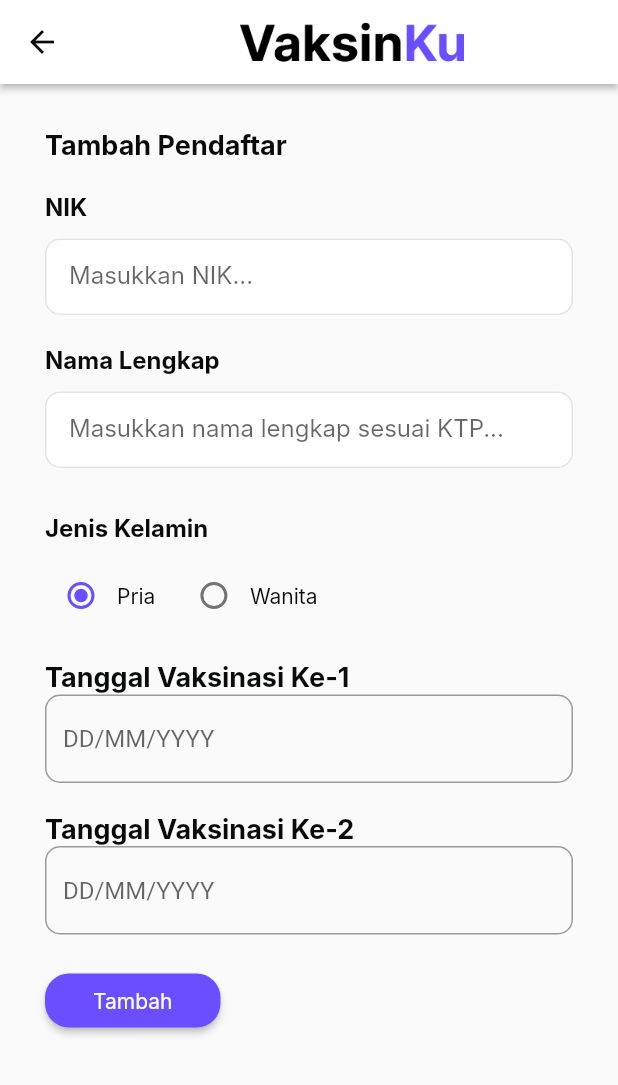
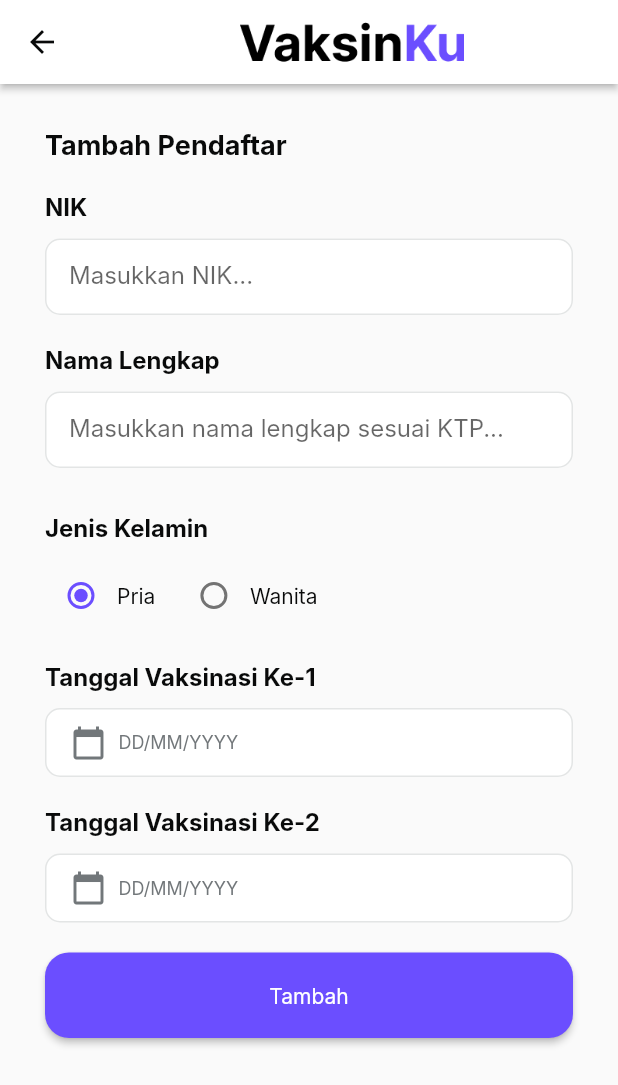
Before and after one commit to Catyousha/studi-independent-kolaborasi, a Flutter app: the screen it shows after launch, after a tap on "Tambah", on a phone screen of 412 x 824 dp. Shown: the top 1085 px of the screen. Run offline on Flutter 3.47's test engine with Material 2 defaults, Android fonts, the light colour scheme and no system bars; Roboto replaces fonts that are missing (Inter).

Commit message:
add remove participant event & primary date input

```diff
--- a/lib/tugas05_vaksinku/providers/participant_provider.dart
+++ b/lib/tugas05_vaksinku/providers/participant_provider.dart
@@ -4,16 +4,17 @@ import 'package:flutter/foundation.dart';
 import '../models/participant_model.dart';
 
 class ParticipantProvider with ChangeNotifier {
+  // database peserta, ditampung dalam list
   // ignore: prefer_final_fields
   List<Participant> _participants = [
-    Participant(
-      id: 0,
-      name: "Awanama Wijaya",
-      nik: "1234567890ABCDEF",
-      gender: ParticipantGender.male,
-      firstVaccineDate: DateTime(2021, 10, 2),
-      secondVaccineDate: DateTime(2021, 11, 3),
-    ),
+    // Participant(
+    //   id: 0,
+    //   name: "Awanama Wijaya",
+    //   nik: "1234567890ABCDEF",
+    //   gender: ParticipantGender.male,
+    //   firstVaccineDate: DateTime(2021, 10, 2),
+    //   secondVaccineDate: DateTime(2021, 11, 3),
+    // ),
   ];
 
   // database peserta, ditampung dalam list
@@ -21,6 +22,7 @@ class ParticipantProvider with ChangeNotifier {
     return [..._participants];
   }
 
+  // mendapatkan objek peserta berdasarkan id
   Participant getParticipantById(int id) {
     return _participants.firstWhere(
       (element) => element.id == id,
@@ -34,13 +36,24 @@ class ParticipantProvider with ChangeNotifier {
     notifyListeners();
   }
 
-  // edit peserta berdasarkan idnya
-  void editParticipant(int participantId, Participant newParticipant) {
+  // edit peserta di dalam list
+  void editParticipant(Participant newParticipant) {
     // dicari dulu indeks ke berapa
     int idxParticipant = _participants.indexOf(newParticipant);
+
+    // kalau peserta tidak ditemukan (indeks -1), batalkan
+    if (idxParticipant == -1) {
+      return;
+    }
 
     // kemudian diubah dengan data peserta baru yang dilemparkan
     _participants[idxParticipant] = newParticipant;
     notifyListeners();
   }
+
+  // menghapus peserta berdasarkan idnya
+  void removeParticipant(int participantId) {
+    _participants.remove(getParticipantById(participantId));
+    notifyListeners();
+  }
 }
--- a/lib/tugas05_vaksinku/views/dashboard/dashboard_view.dart
+++ b/lib/tugas05_vaksinku/views/dashboard/dashboard_view.dart
@@ -1,5 +1,5 @@
 import 'package:flutter/material.dart';
-import 'package:kolaborasi_gits_app/tugas05_vaksinku/models/form_screen_args.dart';
+import '../../models/form_screen_args.dart';
 import 'package:provider/provider.dart';
 
 import '../../models/participant_model.dart';
@@ -18,10 +18,10 @@ class DashboardView extends StatelessWidget {
 
   @override
   Widget build(BuildContext context) {
-    List<Participant> _participantList = Provider.of<ParticipantProvider>(
-      context,
-      listen: false,
-    ).list;
+    // mendapatkan daftar peserta dalam 'database' list dari class ParticipantProvider
+    List<Participant> _participantList =
+        Provider.of<ParticipantProvider>(context).list;
+
     // widget PageContainer dari folder /widgets
     return PageContainer(
       child: Column(
@@ -63,10 +63,13 @@ class DashboardView extends StatelessWidget {
               PrimaryButton(
                 buttonText: "Tambah",
                 buttonOnPressed: () {
+                  // navigasi ke laman /tambah
+                  // pelemparan data dilakukan melalui arguments dengan class FormScreenArguments
                   Navigator.pushNamed(
                     context,
                     '/tambah',
                     arguments: FormScreenArguments(
+                      // menandakan laman form tersebut bertipe penambahan peserta
                       type: FormArgsType.add,
                     ),
                   );
@@ -76,14 +79,27 @@ class DashboardView extends StatelessWidget {
           ),
           const SizedBox(height: 12.0),
 
+          // kalau database kosong, tampilkan tulisan "Tidak ada peserta terdaftar."
+          if (_participantList.isEmpty)
+            Padding(
+              padding: const EdgeInsets.all(20.0),
+              child: Center(
+                child: Text(
+                  "Tidak ada peserta terdaftar.",
+                  style: typosTextBold(type: TyposType.regular),
+                ),
+              ),
+            ),
+
+          // meng-generate list berdasarkan isi database kemudian dicetak dalam widget ParticipantTile
           // menggunakan widget ParticipantTile dari folder /widgets
           ...List.generate(_participantList.length, (index) {
             return ParticipantTile(
-              id: _participantList[index].id!,
-              name: _participantList[index].name!,
-              nik: _participantList[index].nik!,
+              id: _participantList[index].id!, // id peserta
+              name: _participantList[index].name!, // nama peserta
+              nik: _participantList[index].nik!, // nik peserta
             );
-          })
+          }),
         ],
       ),
     );
--- a/lib/tugas05_vaksinku/views/forms/form_page.dart
+++ b/lib/tugas05_vaksinku/views/forms/form_page.dart
@@ -8,6 +8,8 @@ class FormPage extends StatelessWidget {
 
   @override
   Widget build(BuildContext context) {
+
+    // dapatkan data hasil pelemparan
     late final FormScreenArguments args;
     try {
       args = ModalRoute.of(context)!.settings.arguments as FormScreenArguments;
@@ -28,8 +30,8 @@ class FormPage extends StatelessWidget {
         },
       ),
       body: FormView(
-        formType: args.type,
-        participantId: args.participantId,
+        formType: args.type, // FormArgsType.add atau FormArgsType.detail
+        participantId: args.participantId, // id peserta
       ),
     );
   }
--- a/lib/tugas05_vaksinku/views/forms/form_view.dart
+++ b/lib/tugas05_vaksinku/views/forms/form_view.dart
@@ -1,13 +1,17 @@
+import 'dart:math';
+
 import 'package:flutter/cupertino.dart';
 import 'package:flutter/material.dart';
-import '../../providers/participant_provider.dart';
+import 'package:flutter/services.dart';
 import 'package:provider/provider.dart';
+
 import '../../models/form_screen_args.dart';
 import '../../models/participant_model.dart';
-
+import '../../providers/participant_provider.dart';
 import '../../styles/typos.dart';
 import '../../widgets/page_container.dart';
 import '../../widgets/primary_button.dart';
+import '../../widgets/primary_date_input.dart';
 import '../../widgets/primary_radio_input.dart';
 import '../../widgets/primary_text_input.dart';
 
@@ -18,17 +22,21 @@ class FormView extends StatefulWidget {
     this.participantId,
   }) : super(key: key);
 
-  final FormArgsType formType;
-  final int? participantId;
+  final FormArgsType formType; // FormArgsType.add atau FormArgsType.detail
+  final int? participantId; // id peserta
   @override
   _FormViewState createState() => _FormViewState();
 }
 
 class _FormViewState extends State<FormView> {
+  // data peserta untuk ditampilkan dalam form
   late Participant _participant;
+  final _formKey = GlobalKey<FormState>();
 
   @override
   void initState() {
+    // dicari data peserta berdasarkan idnya
+    // kalau tidak ada id dilemparkan ke page ini, maka _participant = Participant() / semua property null
     _participant = Provider.of<ParticipantProvider>(
       context,
       listen: false,
@@ -40,10 +48,13 @@ class _FormViewState extends State<FormView> {
   Widget build(BuildContext context) {
     // widget PageContainer dari folder /widgets
     return PageContainer(
+      child: Form(
+        key: _formKey,
         child: Column(
           crossAxisAlignment: CrossAxisAlignment.start,
           children: <Widget>[
             Text(
+              // tampilan teks bergantung pada formType
               (widget.formType == FormArgsType.add)
                   ? "Tambah Pendaftar"
                   : "Edit Pendaftar",
@@ -52,27 +63,39 @@ class _FormViewState extends State<FormView> {
             const SizedBox(
               height: 20,
             ),
+
+            // widget PrimaryTextInput dari folder /widgets
             PrimaryTextInput(
               label: "NIK",
               initialValue: _participant.nik,
+              // inputan hanya berupa angka
+              numberInput: true,
+              inputFormatters: [FilteringTextInputFormatter.digitsOnly],
               valueSetter: (val) {
+                // set nik pada objek _participant dengan isian dalam inputan
                 _participant.nik = val;
               },
             ),
+
+            // widget PrimaryTextInput dari folder /widgets
             PrimaryTextInput(
               label: "Nama Lengkap",
               labelText: "Masukkan nama lengkap sesuai KTP...",
               initialValue: _participant.name,
               valueSetter: (val) {
+                // set name pada objek _participant dengan isian dalam inputan
                 _participant.name = val;
               },
             ),
             const SizedBox(
               height: 10,
             ),
+
+            // widget RadioInputSection dari folder /widgets/primary_radio_input.dart
             RadioInputSection(
               label: "Jenis Kelamin",
               groupValue: _participant.gender,
+              // value input dan bentuk label yang menyertainya
               radioChoices: <ParticipantGender, Widget>{
                 ParticipantGender.male: Text(
                   "Pria",
@@ -83,57 +106,84 @@ class _FormViewState extends State<FormView> {
                   style: typosTextRegular(type: TyposType.small),
                 ),
               },
+              // set gender pada objek _participant dengan isian dalam inputan
               valueSetter: (val) {
                 _participant.gender = val;
               },
             ),
-          Row(
-            children: [
-              Text(
-                'Tanggal Vaksinasi Ke-1',
-                style: typosTextBold(type: TyposType.large),
+
+            // widget PrimaryDateInput dari folder /widgets
+            PrimaryDateInput(
+              label: "Tanggal Vaksinasi Ke-1",
+              // tanggal awal
+              initialDate: _participant.firstVaccineDate,
+              // tanggal yang ditampilkan dalam teks
+              dateText: _participant.showFirstVaccineDate,
+              // set firstVaccineDate pada objek _participant dengan isian dalam inputan
+              valueSetter: (val) {
+                _participant.firstVaccineDate = val;
+                setState(() {});
+              },
             ),
-            ],
+            const SizedBox(
+              height: 20,
             ),
-          TextField(
-            cursorColor: Theme.of(context).cursorColor,
-            decoration: InputDecoration(
-              hintText: "DD/MM/YYYY",
-              border: OutlineInputBorder(
-                borderRadius: BorderRadius.circular(10.0),
-              ),
-            ),
+
+            // widget PrimaryDateInput dari folder /widgets
+            PrimaryDateInput(
+              label: "Tanggal Vaksinasi Ke-2",
+              // tanggal awal
+              initialDate: _participant.secondVaccineDate,
+              // tanggal yang ditampilkan dalam teks
+              dateText: _participant.showSecondVaccineDate,
+              // set secondVaccineDate pada objek _participant dengan isian dalam inputan
+              valueSetter: (val) {
+                _participant.secondVaccineDate = val;
+                setState(() {});
+              },
             ),
             const SizedBox(
               height: 20,
             ),
             Row(
+              mainAxisAlignment: MainAxisAlignment.center,
               children: [
-              Text(
-                'Tanggal Vaksinasi Ke-2',
-                style: typosTextBold(type: TyposType.large),
+                Expanded(
+                  child: PrimaryButton(
+                    buttonPadding: const EdgeInsets.symmetric(vertical: 20),
+                    buttonText: (widget.formType == FormArgsType.add)
+                        ? "Tambah"
+                        : "Simpan",
+                    // ketika tombol submit ditekan
+                    buttonOnPressed: () {
+                      if (_formKey.currentState!.validate()) {
+                        _formKey.currentState!.save();
+                        // kalau laman bertipe FormArgsType.add, lakukan proses penambahan peserta
+                        if (widget.formType == FormArgsType.add) {
+                          _participant.id = Random().nextInt(10001);
+                          Provider.of<ParticipantProvider>(
+                            context,
+                            listen: false,
+                          ).addParticipant(_participant);
+                        } else if (widget.formType == FormArgsType.detail) {
+                          // kalau laman bertipe FormArgsType.detail, lakukan proses pengeditan peserta
+                          Provider.of<ParticipantProvider>(
+                            context,
+                            listen: false,
+                          ).editParticipant(
+                            _participant,
+                          );
+                        }
+                        // tutup laman ini
+                        Navigator.pop(context);
+                      }
+                    },
+                  ),
                 ),
               ],
             ),
-          TextField(
-            cursorColor: Theme.of(context).cursorColor,
-            decoration: InputDecoration(
-              hintText: "DD/MM/YYYY",
-              border: OutlineInputBorder(
-                borderRadius: BorderRadius.circular(10.0),
+          ],
         ),
-            ),
-          ),
-          SizedBox(
-            height: 20,
-          ),
-          PrimaryButton(
-            buttonText: "Tambah",
-            buttonOnPressed: () {
-              Navigator.pushNamed(context, '/tambah');
-            },
-          ),
-        ],
       ),
     );
   }
--- a/lib/tugas05_vaksinku/widgets/participant_tile/participant_tile.dart
+++ b/lib/tugas05_vaksinku/widgets/participant_tile/participant_tile.dart
@@ -15,6 +15,7 @@ class ParticipantTile extends StatelessWidget {
     required this.nik,
   }) : super(key: key);
 
+  // menerima parameter id, nama, dan nik peserta
   final int id;
   final String name;
   final String nik;
@@ -48,6 +49,7 @@ class ParticipantTile extends StatelessWidget {
               crossAxisAlignment: CrossAxisAlignment.start,
               children: <Widget>[
                 // widget ParticipantTileLabel dari folder /widgets/participant_tile
+                // melemparkan nama dan nik peserta untuk ditampilkan
                 ParticipantTileLabel(
                   name: name,
                   nik: nik,
@@ -55,6 +57,7 @@ class ParticipantTile extends StatelessWidget {
                 const SizedBox(height: 8),
 
                 // widget ParticipantTileActions dari folder /widgets/participant_tile
+                // melemparkan id peserta untuk digunakan
                 ParticipantTileActions(
                   participantId: id,
                 ),
--- /dev/null
+++ b/lib/tugas05_vaksinku/widgets/primary_date_input.dart
@@ -0,0 +1,78 @@
+import 'package:flutter/material.dart';
+import '../styles/colors.dart';
+import '../styles/typos.dart';
+
+class PrimaryDateInput extends StatelessWidget {
+  const PrimaryDateInput({
+    Key? key,
+    required this.label,
+    required this.dateText,
+    this.initialDate,
+    required this.valueSetter,
+  }) : super(key: key);
+
+  final String label;
+  final String? dateText;
+  final DateTime? initialDate;
+  final Function(dynamic) valueSetter;
+
+  void _selectDate(BuildContext context) async {
+    DateTime? __initialDate = initialDate ?? DateTime.now();
+    final DateTime? newDate = await showDatePicker(
+      context: context,
+      initialDate: __initialDate,
+      firstDate: DateTime(1945),
+      lastDate: DateTime(2022),
+    );
+    if (newDate != null) {
+      valueSetter(newDate);
+    }
+  }
+
+  @override
+  Widget build(BuildContext context) {
+    return Column(
+      crossAxisAlignment: CrossAxisAlignment.start,
+      children: [
+        Text(
+          label,
+          style: typosTextBold(type: TyposType.regular),
+        ),
+        const SizedBox(height: 12.0),
+        GestureDetector(
+          onTap: () => _selectDate(context),
+          child: Container(
+            padding: const EdgeInsets.symmetric(
+              vertical: 10.0,
+              horizontal: 16.0,
+            ),
+            decoration: BoxDecoration(
+              color: CustomColor.colorSkyWhite,
+              border: Border.all(
+                color: CustomColor.colorSkyLight,
+                width: 1.0,
+              ),
+              borderRadius: BorderRadius.circular(10.0),
+            ),
+            child: Row(
+              children: [
+                const Icon(
+                  Icons.calendar_today,
+                  color: CustomColor.colorInkLighter,
+                ),
+                const SizedBox(width: 8.0),
+                Text(
+                  '$dateText',
+                  style: typosTextRegular(
+                    type: TyposType.tiny,
+                    color: CustomColor.colorInkLighter,
+                  ),
+                ),
+              ],
+            ),
+          ),
+        ),
+      ],
+    );
+  }
+}
--- a/lib/tugas05_vaksinku/widgets/primary_text_input.dart
+++ b/lib/tugas05_vaksinku/widgets/primary_text_input.dart
@@ -3,16 +3,18 @@ import 'package:flutter/services.dart';
 import '../styles/colors.dart';
 import '../styles/typos.dart';
 
+// widget buatan dibuat sebagai class
 class PrimaryTextInput extends StatelessWidget {
+  // parameter buatan sendiri agar lebih custom
   const PrimaryTextInput({
     Key? key,
-    required this.label,
-    this.labelText,
-    this.initialValue,
-    this.numberInput = false,
-    this.inputFormatters,
-    this.isRequired = true,
-    required this.valueSetter,
+    required this.label, // tulisan diatas input
+    this.labelText, // teks placeholder
+    this.initialValue, // value awal dalam inputan
+    this.numberInput = false, // penentu inputan berupa angka
+    this.inputFormatters, // formatter input
+    this.isRequired = true, // penentu input wajib diisi
+    required this.valueSetter, // fungsi pengubah value dengan isian inputan
   }) : super(key: key);
 
   final String label;
@@ -61,14 +63,18 @@ class PrimaryTextInput extends StatelessWidget {
             labelText: labelText ?? "Masukkan $label...",
             contentPadding: const EdgeInsets.all(16.0),
           ),
+
+          // kalau tombol submit ditekan, validasi dengan validator
           validator: (value) {
             if ((value == null || value.isEmpty) && isRequired) {
               return 'Kolom ini wajib diisi!';
             }
             return null;
           },
-          onSaved: (String? value) {
-            valueSetter(value);
+
+          // ketika validasi berhasil dan form disimpan, set value dengan isian pada inputan
+          onSaved: (String? val) {
+            valueSetter(val);
           },
         ),
         const SizedBox(height: 20),
```
Also changed, not shown: lib/tugas05_vaksinku/models/form_screen_args.dart (+6 -2 lines), lib/tugas05_vaksinku/widgets/participant_tile/participant_tile_actions.dart (+39 -3 lines). Lines whose indentation alone changed are shown as unchanged.
